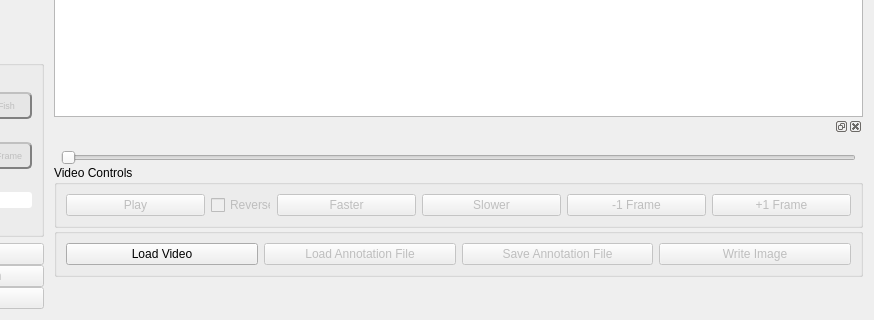
Before: the Qt Designer form src/video_annotator/mainwindow.ui in cvisionai/Tator-Native, drawn with Qt 5; both pictures show x 138 to 1012 and y 554 to 874 of the 1012 by 874 pixel window.
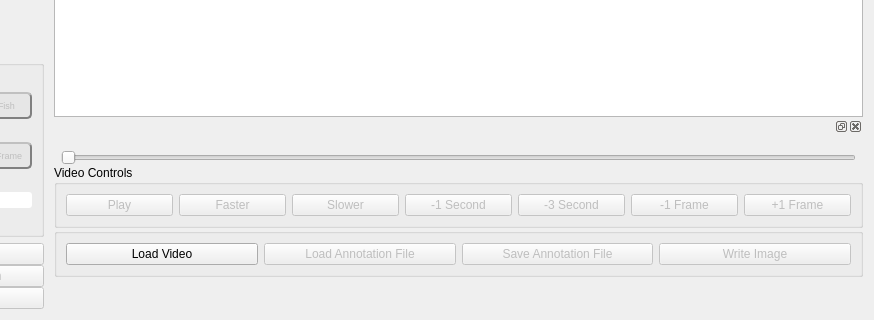
After: the same form once the commit is applied.

Commit message: Get rid of reverse checkbox, add minus one and minus three second buttons

What changed in the file:
```diff
--- a/src/video_annotator/mainwindow.ui
+++ b/src/video_annotator/mainwindow.ui
@@ -950,22 +950,6 @@
                   </property>
                  </widget>
                 </item>
-                <item>
-                 <widget class="QCheckBox" name="reverse">
-                  <property name="enabled">
-                   <bool>false</bool>
-                  </property>
-                  <property name="maximumSize">
-                   <size>
-                    <width>60</width>
-                    <height>16777215</height>
-                   </size>
-                  </property>
-                  <property name="text">
-                   <string>Reverse</string>
-                  </property>
-                 </widget>
-                </item>
                 <item>
                  <widget class="QPushButton" name="faster">
                   <property name="enabled">
@@ -1022,6 +1006,26 @@
                   </property>
                  </widget>
                 </item>
+                <item>
+                 <widget class="QPushButton" name="minusOneSecond">
+                  <property name="enabled">
+                   <bool>false</bool>
+                  </property>
+                  <property name="text">
+                   <string>-1 Second</string>
+                  </property>
+                 </widget>
+                </item>
+                <item>
+                 <widget class="QPushButton" name="minusThreeSecond">
+                  <property name="enabled">
+                   <bool>false</bool>
+                  </property>
+                  <property name="text">
+                   <string>-3 Second</string>
+                  </property>
+                 </widget>
+                </item>
                 <item>
                  <widget class="QPushButton" name="minusOneFrame">
                   <property name="enabled">
```
The commit also changes 2 other files.
